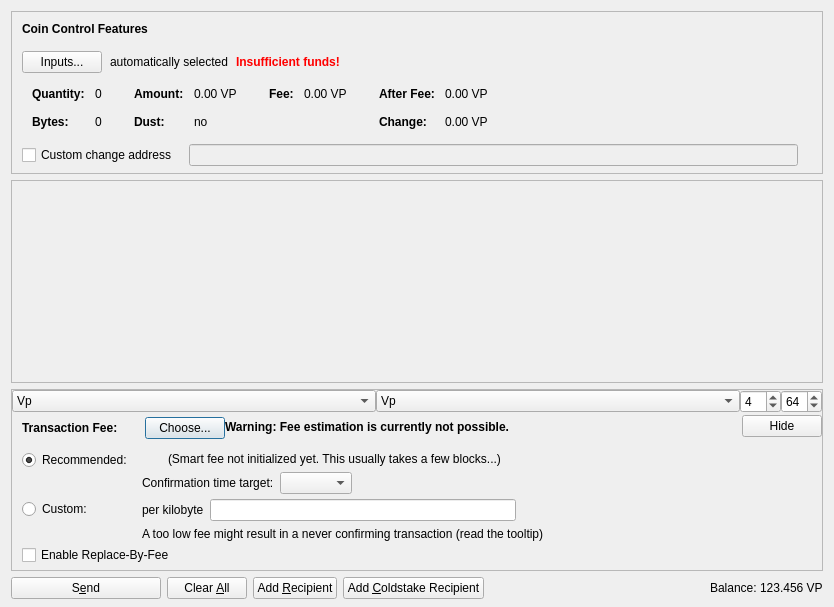
Qt form src/qt/forms/sendcoinsdialog.ui (vpubchain/vircle-core) before a commit.
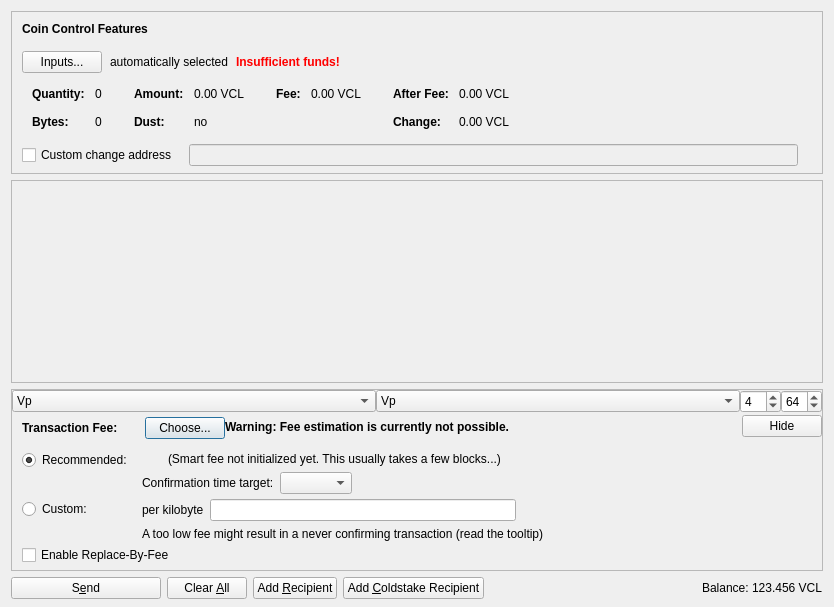
The same form after that commit. Icons and pictures are not drawn. Custom widgets are drawn as their Qt base class.

```diff
--- a/src/qt/forms/sendcoinsdialog.ui
+++ b/src/qt/forms/sendcoinsdialog.ui
@@ -324,7 +324,7 @@
                   <enum>Qt::ActionsContextMenu</enum>
                  </property>
                  <property name="text">
-                  <string notr="true">0.00 VP</string>
+                  <string notr="true">0.00 VCL</string>
                  </property>
                  <property name="textInteractionFlags">
                   <set>Qt::LinksAccessibleByMouse|Qt::TextSelectableByKeyboard|Qt::TextSelectableByMouse</set>
@@ -404,7 +404,7 @@
                   <enum>Qt::ActionsContextMenu</enum>
                  </property>
                  <property name="text">
-                  <string notr="true">0.00 VP</string>
+                  <string notr="true">0.00 VCL</string>
                  </property>
                  <property name="textInteractionFlags">
                   <set>Qt::LinksAccessibleByMouse|Qt::TextSelectableByKeyboard|Qt::TextSelectableByMouse</set>
@@ -455,7 +455,7 @@
                   <enum>Qt::ActionsContextMenu</enum>
                  </property>
                  <property name="text">
-                  <string notr="true">0.00 VP</string>
+                  <string notr="true">0.00 VCL</string>
                  </property>
                  <property name="textInteractionFlags">
                   <set>Qt::LinksAccessibleByMouse|Qt::TextSelectableByKeyboard|Qt::TextSelectableByMouse</set>
@@ -484,7 +484,7 @@
                   <enum>Qt::ActionsContextMenu</enum>
                  </property>
                  <property name="text">
-                  <string notr="true">0.00 VP</string>
+                  <string notr="true">0.00 VCL</string>
                  </property>
                  <property name="textInteractionFlags">
                   <set>Qt::LinksAccessibleByMouse|Qt::TextSelectableByKeyboard|Qt::TextSelectableByMouse</set>
@@ -1314,7 +1314,7 @@
           <cursorShape>IBeamCursor</cursorShape>
          </property>
          <property name="text">
-          <string notr="true">123.456 VP</string>
+          <string notr="true">123.456 VCL</string>
          </property>
          <property name="textInteractionFlags">
           <set>Qt::LinksAccessibleByMouse|Qt::TextSelectableByKeyboard|Qt::TextSelectableByMouse</set>
```
